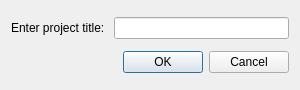
European-XFEL/Karabo, file src/pythonGui/karabo_gui/project/dialog/project_new.ui: the form before one commit.
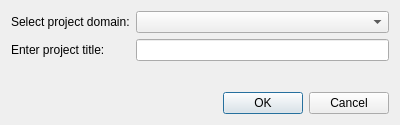
The form after the commit.

Commit message: Implement rename and save as functionality for projects

```diff
--- a/src/pythonGui/karabo_gui/project/dialog/project_new.ui
+++ b/src/pythonGui/karabo_gui/project/dialog/project_new.ui
@@ -6,8 +6,8 @@
    <rect>
     <x>0</x>
     <y>0</y>
-    <width>300</width>
-    <height>90</height>
+    <width>400</width>
+    <height>125</height>
    </rect>
   </property>
   <property name="windowTitle">
@@ -15,15 +15,32 @@
   </property>
   <layout class="QVBoxLayout" name="verticalLayout">
    <item>
-    <layout class="QHBoxLayout" name="horizontalLayout">
-     <item>
+    <layout class="QFormLayout" name="formLayout">
+     <item row="0" column="0">
+      <widget class="QLabel" name="laDomain">
+       <property name="text">
+        <string>Select project domain:</string>
+       </property>
+      </widget>
+     </item>
+     <item row="0" column="1">
+      <widget class="QComboBox" name="cbDomain">
+       <property name="sizePolicy">
+        <sizepolicy hsizetype="Preferred" vsizetype="Fixed">
+         <horstretch>0</horstretch>
+         <verstretch>0</verstretch>
+        </sizepolicy>
+       </property>
+      </widget>
+     </item>
+     <item row="1" column="0">
       <widget class="QLabel" name="laTitle">
        <property name="text">
         <string>Enter project title: </string>
        </property>
       </widget>
      </item>
-     <item>
+     <item row="1" column="1">
       <widget class="QLineEdit" name="leTitle"/>
      </item>
     </layout>
```
The commit also changes 6 other files.
